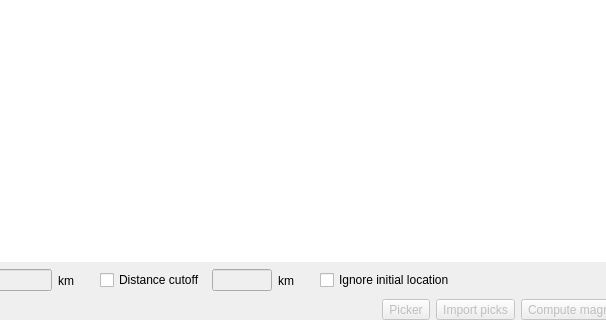
The window that libs/seiscomp/gui/datamodel/originlocatorview.ui (SeisComP/common) describes before a commit, drawn with Qt 5; both pictures show x 359 to 965 and y 462 to 782 of the 1071 by 782 pixel window.
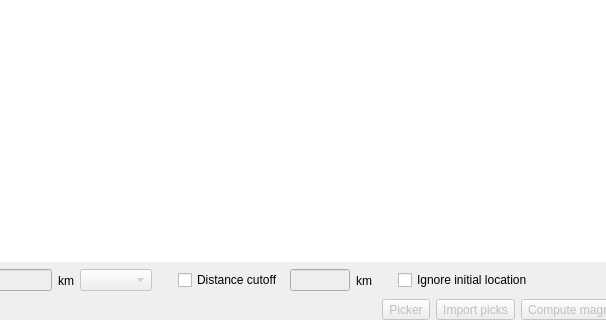
The same window after the commit. Icons and pictures are not drawn.

Commit message: [scolv] Add control to set origin depth type

The edit to the form file:
```diff
--- a/libs/seiscomp/gui/datamodel/originlocatorview.ui
+++ b/libs/seiscomp/gui/datamodel/originlocatorview.ui
@@ -1130,6 +1130,13 @@
           </property>
          </widget>
         </item>
+        <item>
+         <widget class="QComboBox" name="cbDepthType">
+          <property name="enabled" >
+           <bool>false</bool>
+          </property>
+         </widget>
+        </item>
         <item>
          <spacer>
           <property name="orientation" >
```
Left out of the diff: 6 changed lines with no effect on the pictures. The commit also changes 1 other file.
